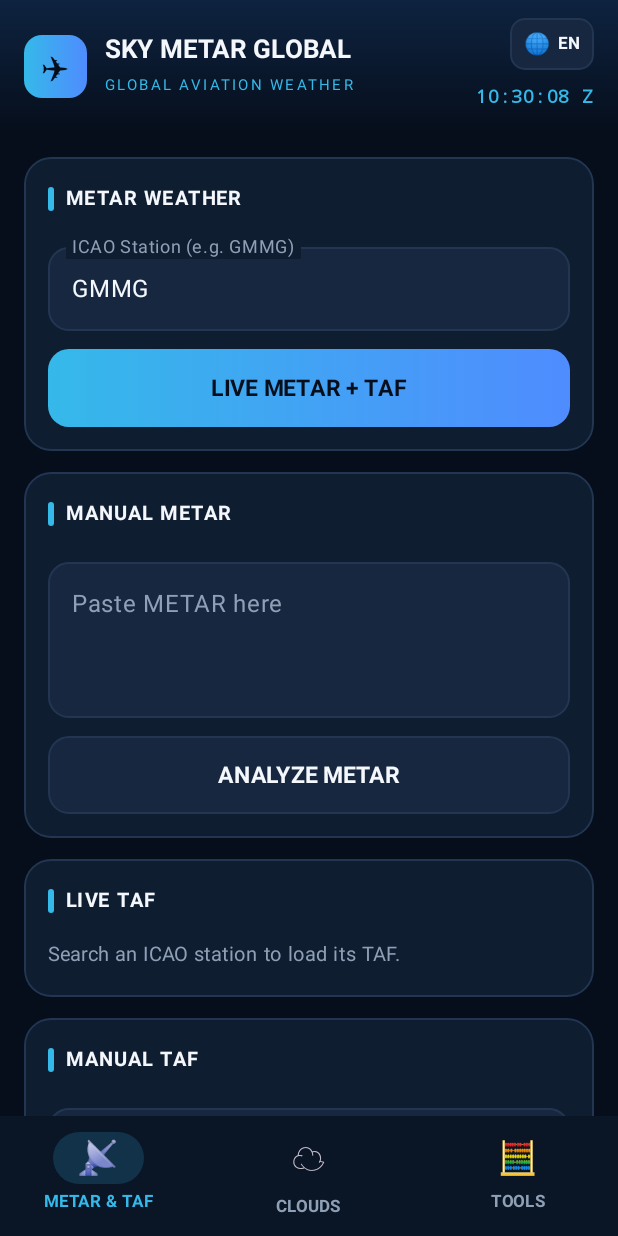
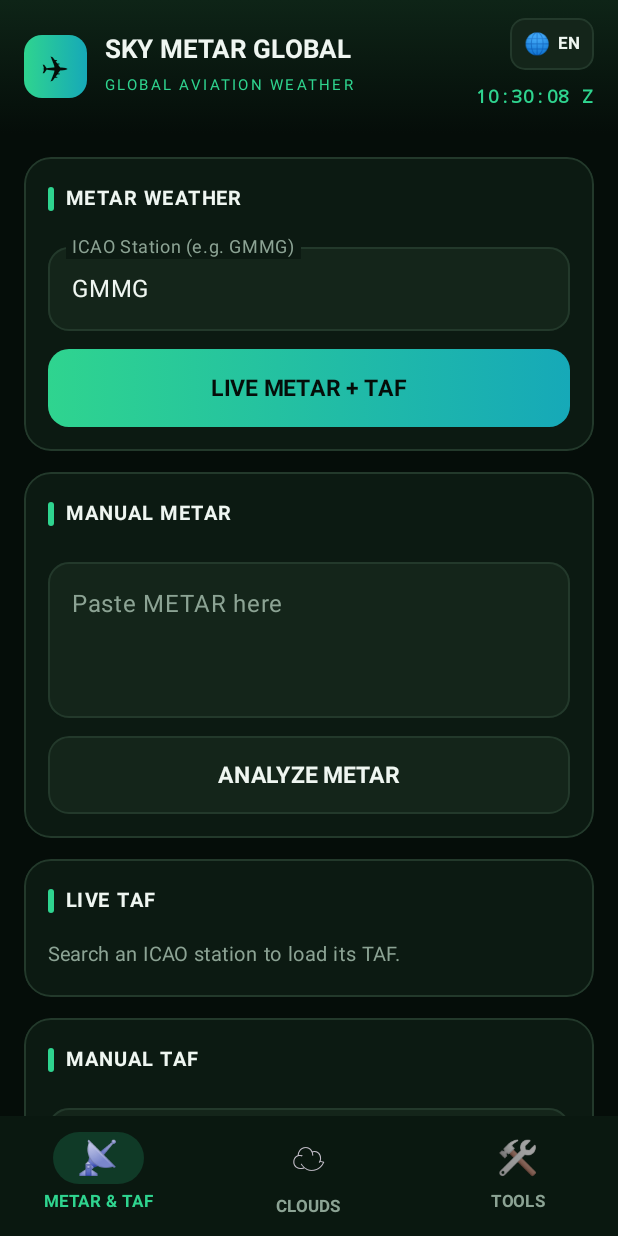
Before and after one commit to rimonbiron-wq/sky-metar-global, an Android app built with Jetpack Compose: the screen it shows after launch (MainActivity), on a phone screen of 412 x 824 dp. Run offline under Robolectric (Android 15) with nearby library versions, the phone set to English and light mode, and no system bars.

Commit message:
Update MainActivity.kt

```diff
--- a/app/src/main/java/com/skymetarglobal/app/MainActivity.kt
+++ b/app/src/main/java/com/skymetarglobal/app/MainActivity.kt
@@ -54,8 +54,8 @@ class MainActivity : ComponentActivity() {
     override fun onCreate(savedInstanceState: Bundle?) {
         super.onCreate(savedInstanceState)
 
-        window.statusBarColor = android.graphics.Color.rgb(14, 35, 64)
-        window.navigationBarColor = android.graphics.Color.rgb(10, 21, 38)
+        window.statusBarColor = android.graphics.Color.rgb(9, 27, 18)
+        window.navigationBarColor = android.graphics.Color.rgb(5, 13, 9)
 
         val prefs = getSharedPreferences("sky_metar", MODE_PRIVATE)
         val saved = prefs.getString("lang", null)
@@ -67,17 +67,17 @@ class MainActivity : ComponentActivity() {
     }
 }
 
-// ---------------------------------------------------------------- design tokens
-private val Background = Color(0xFF060E1B)
-private val Panel = Color(0xFF0F1D31)
-private val PanelHi = Color(0xFF16273F)
-private val Line = Color(0xFF223652)
-private val Accent = Color(0xFF35B9E9)
-private val Accent2 = Color(0xFF4F8CFF)
-private val White = Color(0xFFF4F7FC)
-private val Muted = Color(0xFF8FA0B6)
-private val Warn = Color(0xFFFFA726)
-private val Danger = Color(0xFFF44336)
+// ---------------------------------------------------------------- design tokens (Emerald Night)
+private val Background = Color(0xFF050D09)
+private val Panel = Color(0xFF0C1A12)
+private val PanelHi = Color(0xFF14251A)
+private val Line = Color(0xFF23392B)
+private val Accent = Color(0xFF2FD48F)
+private val Accent2 = Color(0xFF16A9B8)
+private val White = Color(0xFFEFF6F1)
+private val Muted = Color(0xFF8CA394)
+private val Warn = Color(0xFFFFB74D)
+private val Danger = Color(0xFFEF5350)
 
 private fun accentBrush(): Brush = Brush.horizontalGradient(listOf(Accent, Accent2))
 
@@ -468,7 +468,7 @@ fun Header(lang: Lang, onLangChange: (Lang) -> Unit) {
     Row(
         modifier = Modifier
             .fillMaxWidth()
-            .background(Brush.verticalGradient(listOf(Color(0xFF0E2340), Background)))
+            .background(Brush.verticalGradient(listOf(Color(0xFF0E2417), Background)))
             .padding(horizontal = 16.dp, vertical = 12.dp),
         verticalAlignment = Alignment.CenterVertically,
         horizontalArrangement = Arrangement.spacedBy(12.dp)
@@ -559,10 +559,10 @@ private fun BottomBar(selected: String, onSelect: (String) -> Unit) {
     val items = listOf(
         Triple("METAR", "📡", "METAR & TAF"),
         Triple("CLOUDS", "☁", t("tab_clouds")),
-        Triple("CALC", "🧮", t("tab_calc"))
+        Triple("CALC", "🛠️", t("tab_calc"))
     )
     NavigationBar(
-        containerColor = Color(0xFF0A1526),
+        containerColor = Color(0xFF0A1810),
         tonalElevation = 0.dp
     ) {
         items.forEach { (id, icon, label) ->
@@ -1666,7 +1666,7 @@ private fun BasicCalculator() {
             modifier = Modifier
                 .fillMaxWidth()
                 .clip(displayShape)
-                .background(Brush.verticalGradient(listOf(Color(0xFF12304F), Panel)))
+                .background(Brush.verticalGradient(listOf(Color(0xFF12301F), Panel)))
                 .border(1.dp, Line, displayShape)
                 .padding(horizontal = 18.dp, vertical = 20.dp),
             horizontalAlignment = Alignment.End,
```
